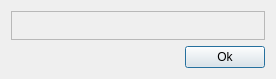
Above: turn_logger/CrewNamesPrompt.ui from wchamilton/CEManeuverLog before the change. Below: the same form after it.
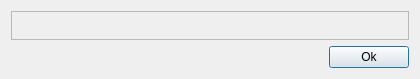
That is the form after the change.

Diff of the .ui file:
```diff
--- a/turn_logger/CrewNamesPrompt.ui
+++ b/turn_logger/CrewNamesPrompt.ui
@@ -6,7 +6,7 @@
    <rect>
     <x>0</x>
     <y>0</y>
-    <width>276</width>
+    <width>420</width>
     <height>79</height>
    </rect>
   </property>
```
